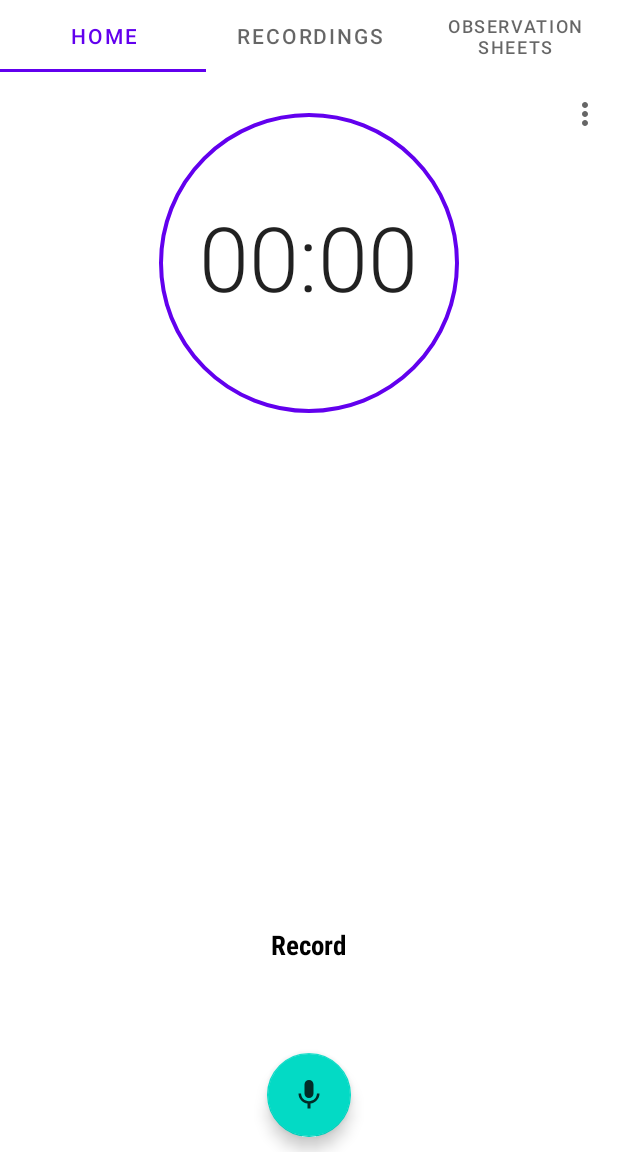
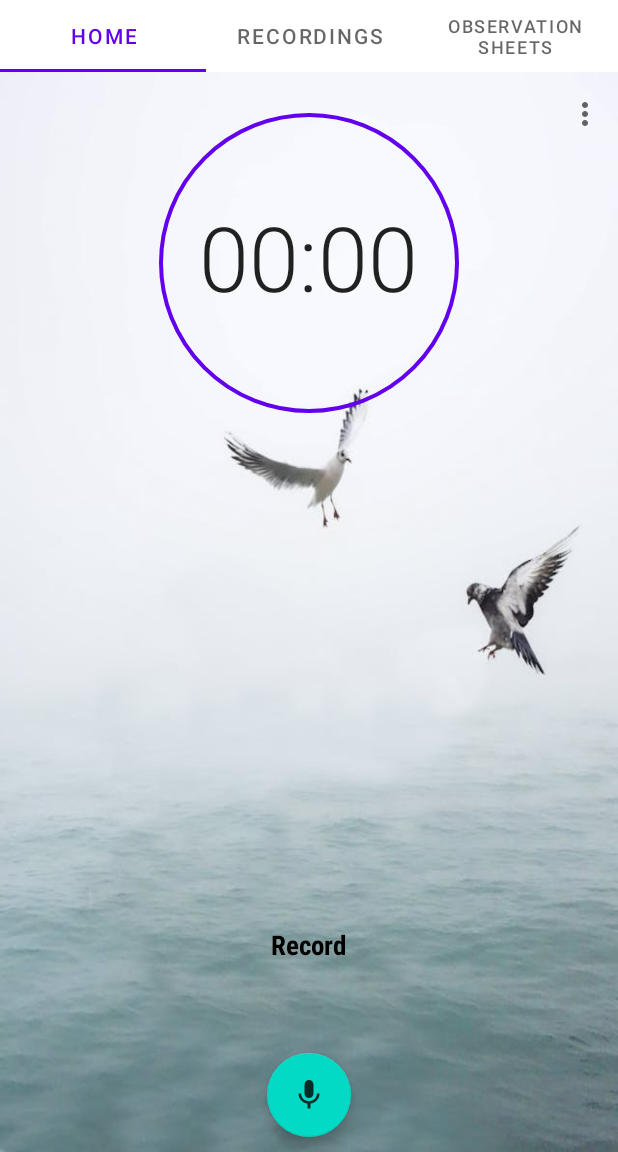
Before and after one commit to palfirobert/BirdRecognitionApp, an Android app: the MainActivity screen opened directly, with no data from a screen before it, on a phone screen of 412 x 824 dp, the part 84-1236 px from its top. Run offline under Robolectric (Android 15) with nearby library versions, the phone set to English and light mode, and no system bars; our stand-ins replace ButterKnife.

Commit message:
updated ui

```diff
--- /dev/null
+++ b/app/src/main/res/drawable/button_bronze.xml
@@ -0,0 +1,5 @@
+<shape xmlns:android="http://schemas.android.com/apk/res/android">
+    <solid android:color="#CD7F32"/> <!-- Bronze color -->
+    <corners android:radius="8dp"/>
+    <padding android:left="10dp" android:top="10dp" android:right="10dp" android:bottom="10dp"/>
+</shape>
--- /dev/null
+++ b/app/src/main/res/drawable/button_gold.xml
@@ -0,0 +1,5 @@
+<shape xmlns:android="http://schemas.android.com/apk/res/android">
+    <solid android:color="#FFD700"/> <!-- Gold color -->
+    <corners android:radius="8dp"/>
+    <padding android:left="10dp" android:top="10dp" android:right="10dp" android:bottom="10dp"/>
+</shape>
--- /dev/null
+++ b/app/src/main/res/drawable/button_silver.xml
@@ -0,0 +1,5 @@
+<shape xmlns:android="http://schemas.android.com/apk/res/android">
+    <solid android:color="#C0C0C0"/> <!-- Silver color -->
+    <corners android:radius="8dp"/>
+    <padding android:left="10dp" android:top="10dp" android:right="10dp" android:bottom="10dp"/>
+</shape>
--- a/app/src/main/res/layout/activity_main.xml
+++ b/app/src/main/res/layout/activity_main.xml
@@ -5,6 +5,7 @@
     android:id="@+id/drawer_layout"
     android:layout_width="match_parent"
     android:layout_height="match_parent"
+    android:backgroundTint="#0078FC"
     tools:context=".activities.MainActivity">
 
     <!-- Main content layout with Toolbar -->
@@ -18,8 +19,8 @@
             android:layout_width="match_parent"
             android:layout_height="?attr/actionBarSize"
             android:background="?attr/colorPrimary"
-            app:popupTheme="@style/ThemeOverlay.AppCompat.Light"
-            app:layout_behavior="@string/appbar_scrolling_view_behavior">
+            app:layout_behavior="@string/appbar_scrolling_view_behavior"
+            app:popupTheme="@style/ThemeOverlay.AppCompat.Light">
 
             <!-- ImageView for the app logo -->
             <ImageView
@@ -27,16 +28,17 @@
                 android:layout_width="wrap_content"
                 android:layout_height="match_parent"
                 android:layout_gravity="center"
-                android:src="@mipmap/ic_launcher_bird_foreground"
                 android:adjustViewBounds="true"
-                android:scaleType="fitCenter" />
+                android:scaleType="fitCenter"
+                android:src="@mipmap/ic_launcher_bird_foreground" />
 
         </androidx.appcompat.widget.Toolbar>
 
         <com.google.android.material.tabs.TabLayout
             android:id="@+id/tab_layout"
             android:layout_width="match_parent"
-            android:layout_height="wrap_content">
+            android:layout_height="wrap_content"
+            >
 
             <com.google.android.material.tabs.TabItem
                 android:layout_width="match_parent"
@@ -58,8 +60,8 @@
             android:id="@+id/view_pager"
             android:layout_width="match_parent"
             android:layout_height="0dp"
-            android:layout_weight="1"
-            android:layout_below="@id/tab_layout" />
+            android:layout_below="@id/tab_layout"
+            android:layout_weight="1" />
 
     </LinearLayout>
 
@@ -70,8 +72,8 @@
         android:layout_height="match_parent"
         android:layout_gravity="start"
         app:headerLayout="@layout/navigation_header"
-        app:menu="@menu/navigation_menu"
         app:itemIconTint="?attr/colorPrimary"
-        app:itemTextColor="?attr/colorPrimary" />
+        app:itemTextColor="?attr/colorPrimary"
+        app:menu="@menu/navigation_menu" />
 
 </androidx.drawerlayout.widget.DrawerLayout>
--- a/app/src/main/res/layout/dialog.xml
+++ b/app/src/main/res/layout/dialog.xml
@@ -32,6 +32,7 @@
                 android:layout_width="wrap_content"
                 android:layout_height="wrap_content"
                 android:text="TextView"
+                android:gravity="center"
                 app:layout_constraintBottom_toBottomOf="parent"
                 app:layout_constraintEnd_toEndOf="parent"
                 app:layout_constraintStart_toStartOf="parent"
--- a/app/src/main/res/layout/fragment_observation_sheet.xml
+++ b/app/src/main/res/layout/fragment_observation_sheet.xml
@@ -8,7 +8,8 @@
     <androidx.recyclerview.widget.RecyclerView
         android:id="@+id/recyclerViewObservationSheet"
         android:layout_width="match_parent"
-        android:layout_height="match_parent">
+        android:layout_height="match_parent"
+        android:background="@drawable/fragment_background">
 
     </androidx.recyclerview.widget.RecyclerView>
 
--- a/app/src/main/res/layout/fragment_record.xml
+++ b/app/src/main/res/layout/fragment_record.xml
@@ -1,7 +1,8 @@
 <?xml version="1.0" encoding="utf-8"?>
 <RelativeLayout xmlns:android="http://schemas.android.com/apk/res/android"
     android:layout_width="match_parent"
-    android:layout_height="match_parent">
+    android:layout_height="match_parent"
+    android:background="@drawable/fragment_background">
 
     <!-- Toolbar layout -->
     <androidx.appcompat.widget.Toolbar
@@ -79,8 +80,9 @@
         android:layout_below="@+id/recordProgressBar"
         android:layout_centerHorizontal="true"
         android:layout_marginLeft="50sp"
-        android:layout_marginTop="70sp"
+        android:layout_marginTop="50sp"
         android:width="250sp"
+        android:backgroundTint="#CCC929"
         android:text="Button 1" />
     <LinearLayout
         android:layout_width="wrap_content"
@@ -95,15 +97,17 @@
             android:id="@+id/button_2"
             android:layout_width="250sp"
             android:layout_height="wrap_content"
-            android:text="Button 2"
-            android:layout_marginTop="10sp"/>
+            android:layout_marginTop="10sp"
+            android:backgroundTint="#A5A9B4"
+            android:text="Button 2" />
 
         <!-- Third Button -->
         <Button
             android:id="@+id/button_3"
             android:layout_width="250sp"
             android:layout_height="wrap_content"
-            android:text="Button 3"
-            android:layout_marginTop="10sp"/>
+            android:layout_marginTop="10sp"
+            android:backgroundTint="#6E4D25"
+            android:text="Button 3" />
     </LinearLayout>
 </RelativeLayout>
--- a/app/src/main/res/layout/fragment_saved_recordings.xml
+++ b/app/src/main/res/layout/fragment_saved_recordings.xml
@@ -9,6 +9,7 @@
         android:layout_width="match_parent"
         android:layout_height="match_parent"
         android:id="@+id/recyclerView"
+        android:background="@drawable/fragment_background"
         ></androidx.recyclerview.widget.RecyclerView>
 
 </RelativeLayout>
```
Also changed, not shown: app/build.gradle (+1 -42 lines), app/src/main/res/layout/activity_login.xml (+14 -2 lines), app/src/main/res/layout/activity_signup.xml (+12 -2 lines), app/src/main/res/layout/dialog_observation_sheet.xml (+95 -3 lines), app/src/main/res/layout/navigation_header.xml (+4 -3 lines), app/src/main/res/layout/observation_sheet_card_view.xml (+5 -3 lines), app/src/main/res/drawable/fragment_background.jpg (added), app/src/main/res/drawable/sound_recording_image.png (added), app/src/main/res/drawable/user_logo.png (added), app/src/main/res/drawable/wallpaper.jpg (added).
